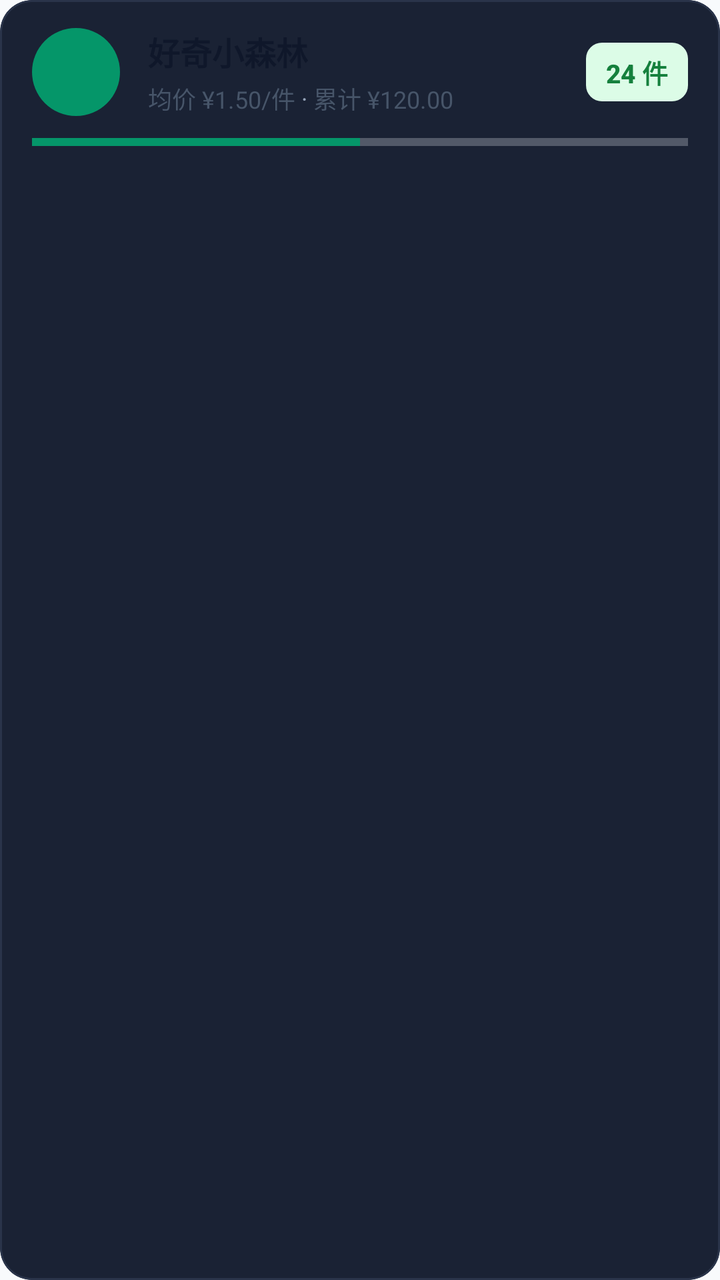
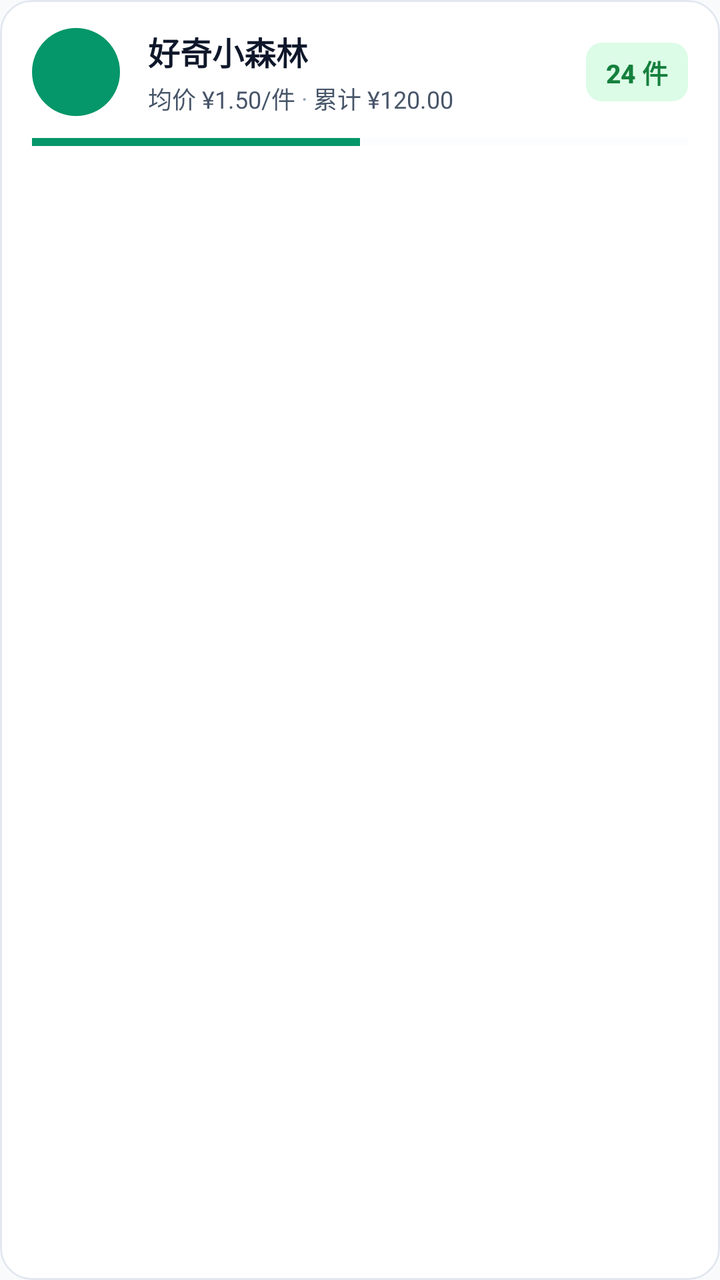

Compare the two renders of this Android layout. The source of the first and the diff that turns it into the second are given below.
<!-- AndroidManifest.xml: application theme Theme.DiaperTracker -->
<!-- res/layout/item_brand_summary.xml -->
<?xml version="1.0" encoding="utf-8"?>
<com.google.android.material.card.MaterialCardView
    xmlns:android="http://schemas.android.com/apk/res/android"
    xmlns:app="http://schemas.android.com/apk/res-auto"
    android:layout_width="match_parent"
    android:layout_height="wrap_content"
    android:layout_marginHorizontal="16dp"
    android:layout_marginBottom="10dp"
    app:cardCornerRadius="16dp"
    app:cardElevation="0dp"
    app:cardBackgroundColor="#1A2234"
    app:strokeColor="#2A344A"
    app:strokeWidth="1dp"
    android:clickable="true"
    android:focusable="true"
    android:foreground="?attr/selectableItemBackground">

    <LinearLayout
        android:layout_width="match_parent"
        android:layout_height="wrap_content"
        android:orientation="vertical"
        android:paddingHorizontal="16dp"
        android:paddingVertical="14dp">

        
        <LinearLayout
            android:layout_width="match_parent"
            android:layout_height="wrap_content"
            android:orientation="horizontal"
            android:gravity="center_vertical">

            
            <TextView
                android:id="@+id/avatar"
                android:layout_width="44dp"
                android:layout_height="44dp"
                android:gravity="center"
                android:textSize="18sp"
                android:textStyle="bold"
                android:textColor="#FFFFFF"
                android:background="@drawable/bg_avatar" />

            <LinearLayout
                android:layout_width="0dp"
                android:layout_height="wrap_content"
                android:layout_weight="1"
                android:orientation="vertical"
                android:layout_marginStart="14dp"
                android:layout_marginEnd="8dp">

                <TextView
                    android:id="@+id/brand_name"
                    android:layout_width="wrap_content"
                    android:layout_height="wrap_content"
                    android:text="好奇小森林"
                    android:textSize="16sp"
                    android:textStyle="bold"
                    android:textColor="@color/text_primary"
                    android:fontFamily="sans-serif-medium"
                    android:maxLines="1"
                    android:ellipsize="end" />

                
                <TextView
                    android:id="@+id/item_location_tag"
                    android:layout_width="wrap_content"
                    android:layout_height="wrap_content"
                    android:text="📍 自己的家 · 主卧衣柜二层"
                    android:textSize="11sp"
                    android:textColor="@color/primary"
                    android:layout_marginTop="2dp"
                    android:maxLines="1"
                    android:ellipsize="end"
                    android:visibility="gone" />

                
                <LinearLayout
                    android:layout_width="match_parent"
                    android:layout_height="wrap_content"
                    android:orientation="horizontal"
                    android:gravity="center_vertical"
                    android:layout_marginTop="3dp">

                    <TextView
                        android:id="@+id/item_avg_price"
                        android:layout_width="wrap_content"
                        android:layout_height="wrap_content"
                        android:text="均价 ¥1.50/件"
                        android:textSize="12sp"
                        android:textColor="@color/text_secondary"
                        android:maxLines="1"
                        android:ellipsize="end" />

                    <TextView
                        android:layout_width="wrap_content"
                        android:layout_height="wrap_content"
                        android:text=" · "
                        android:textSize="12sp"
                        android:textColor="@color/text_tertiary" />

                    <TextView
                        android:id="@+id/item_amount"
                        android:layout_width="wrap_content"
                        android:layout_height="wrap_content"
                        android:text="累计 ¥120.00"
                        android:textSize="12sp"
                        android:textColor="@color/text_secondary"
                        android:maxLines="1"
                        android:ellipsize="end" />
                </LinearLayout>
            </LinearLayout>

            
            <LinearLayout
                android:id="@+id/stock_badge_layout"
                android:layout_width="wrap_content"
                android:layout_height="wrap_content"
                android:orientation="horizontal"
                android:gravity="center"
                android:paddingHorizontal="10dp"
                android:paddingVertical="5dp"
                android:background="@drawable/bg_stock_healthy">

                <TextView
                    android:id="@+id/item_count"
                    android:layout_width="wrap_content"
                    android:layout_height="wrap_content"
                    android:text="24 件"
                    android:textSize="13sp"
                    android:textStyle="bold"
                    android:textColor="@color/stock_healthy_text"
                    android:fontFamily="sans-serif-medium" />
            </LinearLayout>

        </LinearLayout>

        
        <ProgressBar
            android:id="@+id/share_bar"
            style="@android:style/Widget.Material.ProgressBar.Horizontal"
            android:layout_width="match_parent"
            android:layout_height="6dp"
            android:layout_marginTop="10dp"
            android:max="100"
            android:progress="50"
            android:progressTint="@color/primary"
            android:progressBackgroundTint="@color/input_bg" />

    </LinearLayout>

</com.google.android.material.card.MaterialCardView>
<!-- resources referenced by this layout -->
<resources>
  <color name="input_bg">#F1F5F9</color>
  <color name="primary">#059669</color>
  <color name="stock_healthy_text">#15803D</color>
  <color name="text_primary">#0F172A</color>
  <color name="text_secondary">#475569</color>
  <color name="text_tertiary">#94A3B8</color>
  <!-- drawable bg_avatar (drawable) -->
  <?xml version="1.0" encoding="utf-8"?>
  <shape xmlns:android="http://schemas.android.com/apk/res/android" android:shape="oval">
      <solid android:color="@color/primary" />
  </shape>
  <!-- drawable bg_stock_healthy (drawable) -->
  <?xml version="1.0" encoding="utf-8"?>
  <shape xmlns:android="http://schemas.android.com/apk/res/android"
      android:shape="rectangle">
      <solid android:color="@color/stock_healthy_bg" />
      <corners android:radius="8dp" />
  </shape>
  <style name="Theme.DiaperTracker" parent="Theme.Material3.DayNight.NoActionBar">
          <item name="colorPrimary">@color/primary</item>
          <item name="colorPrimaryDark">@color/primary_dark</item>
          <item name="colorSecondary">@color/accent</item>
          <item name="android:colorBackground">@color/background</item>
          <item name="android:statusBarColor">@color/primary_dark</item>
          <item name="android:windowLightStatusBar">false</item>
          <item name="android:navigationBarColor">@color/card</item>
          <item name="android:windowLightNavigationBar">true</item>
      </style>
  <color name="stock_healthy_bg">#DCFCE7</color>
  <color name="primary_dark">#047857</color>
  <color name="accent">#F59E0B</color>
  <color name="background">#F8FAFC</color>
  <color name="card">#FFFFFF</color>
</resources>

<!-- the commit's change to res/layout/item_brand_summary.xml (unified diff, before → after) -->
@@ -8,8 +8,8 @@
     android:layout_marginBottom="10dp"
     app:cardCornerRadius="16dp"
     app:cardElevation="0dp"
-    app:cardBackgroundColor="#1A2234"
-    app:strokeColor="#2A344A"
+    app:cardBackgroundColor="@color/card"
+    app:strokeColor="@color/card_border"
     app:strokeWidth="1dp"
     android:clickable="true"
     android:focusable="true"
<!-- resource entries referenced after the edit -->
@@ -33,5 +33,6 @@
   <color name="accent">#F59E0B</color>
   <color name="background">#F8FAFC</color>
   <color name="card">#FFFFFF</color>
+  <color name="card_border">#E2E8F0</color>
 </resources>
 
